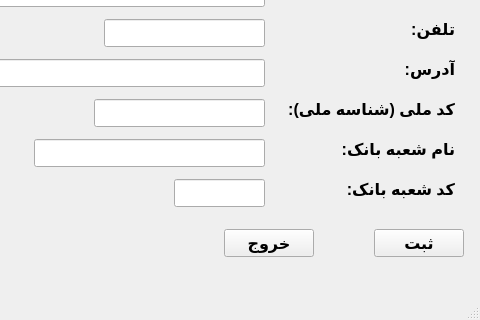
The window that setting.ui (ahmadbabayi/QtBmipaya) describes before a commit, drawn with Qt 5; both pictures show x 286 to 766 and y 111 to 431 of the 766 by 431 pixel window.
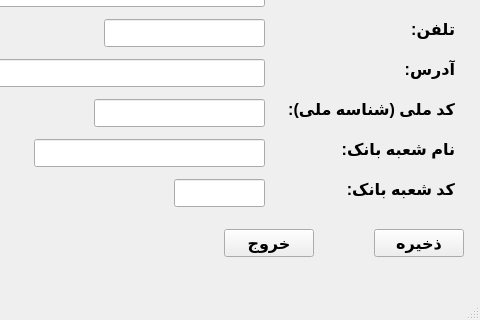
The same window after the commit.

What changed in the file:
```diff
--- a/setting.ui
+++ b/setting.ui
@@ -143,7 +143,7 @@
      </rect>
     </property>
     <property name="text">
-     <string>ثبت</string>
+     <string>ذخیره</string>
     </property>
    </widget>
    <widget class="QPushButton" name="ExitButton">
```
Left out of the diff: 8 changed lines with no effect on the pictures.
